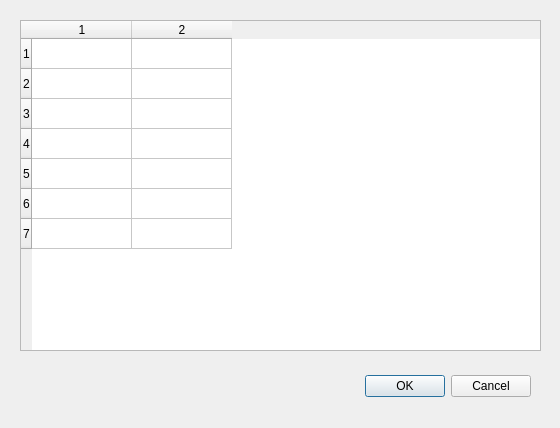
Before: the Qt Designer form ui/units.ui in ruz76/qgis_patrac_3, drawn with Qt 5.
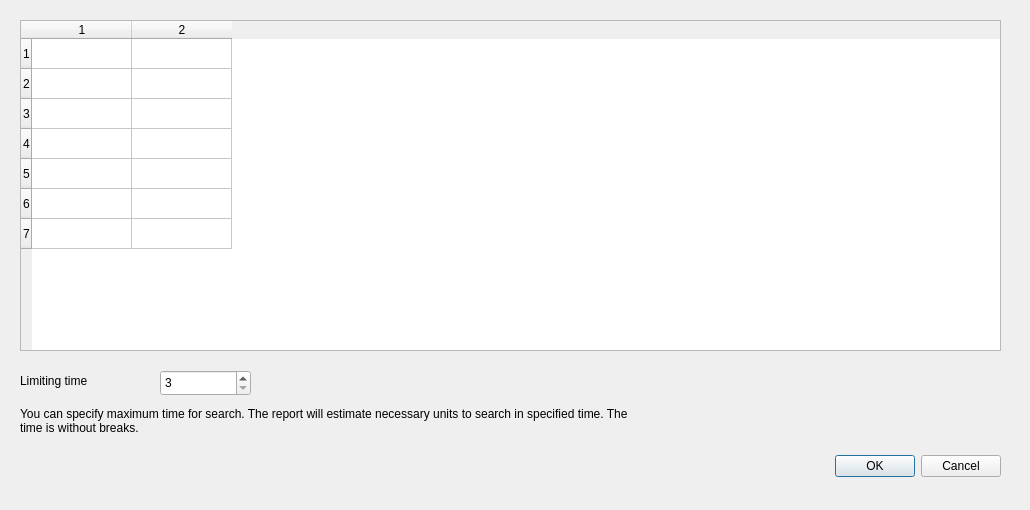
After: the same form once the commit is applied.

Commit message: MaxTime added on Units dialog.

What changed in the file:
```diff
--- a/ui/units.ui
+++ b/ui/units.ui
@@ -6,8 +6,8 @@
    <rect>
     <x>0</x>
     <y>0</y>
-    <width>560</width>
-    <height>428</height>
+    <width>1030</width>
+    <height>510</height>
    </rect>
   </property>
   <property name="windowTitle">
@@ -19,8 +19,8 @@
   <widget class="QDialogButtonBox" name="buttonBox">
    <property name="geometry">
     <rect>
-     <x>190</x>
-     <y>370</y>
+     <x>660</x>
+     <y>450</y>
      <width>341</width>
      <height>32</height>
     </rect>
@@ -37,7 +37,7 @@
     <rect>
      <x>20</x>
      <y>20</y>
-     <width>521</width>
+     <width>981</width>
      <height>331</height>
     </rect>
    </property>
@@ -57,6 +57,51 @@
    <column/>
    <column/>
   </widget>
+  <widget class="QLabel" name="labelLimitingTime">
+   <property name="geometry">
+    <rect>
+     <x>20</x>
+     <y>370</y>
+     <width>121</width>
+     <height>21</height>
+    </rect>
+   </property>
+   <property name="text">
+    <string>Limiting time</string>
+   </property>
+  </widget>
+  <widget class="QLabel" name="labelLimitingTimeNote">
+   <property name="geometry">
+    <rect>
+     <x>20</x>
+     <y>400</y>
+     <width>631</width>
+     <height>41</height>
+    </rect>
+   </property>
+   <property name="text">
+    <string>You can specify maximum time for search. The report will estimate necessary units to search in specified time. The time is without breaks.</string>
+   </property>
+   <property name="wordWrap">
+    <bool>true</bool>
+   </property>
+  </widget>
+  <widget class="QSpinBox" name="spinBoxLimitingTime">
+   <property name="geometry">
+    <rect>
+     <x>160</x>
+     <y>370</y>
+     <width>91</width>
+     <height>26</height>
+    </rect>
+   </property>
+   <property name="minimum">
+    <number>3</number>
+   </property>
+   <property name="maximum">
+    <number>72</number>
+   </property>
+  </widget>
  </widget>
  <resources/>
  <connections>
```
The commit also changes 2 other files.
